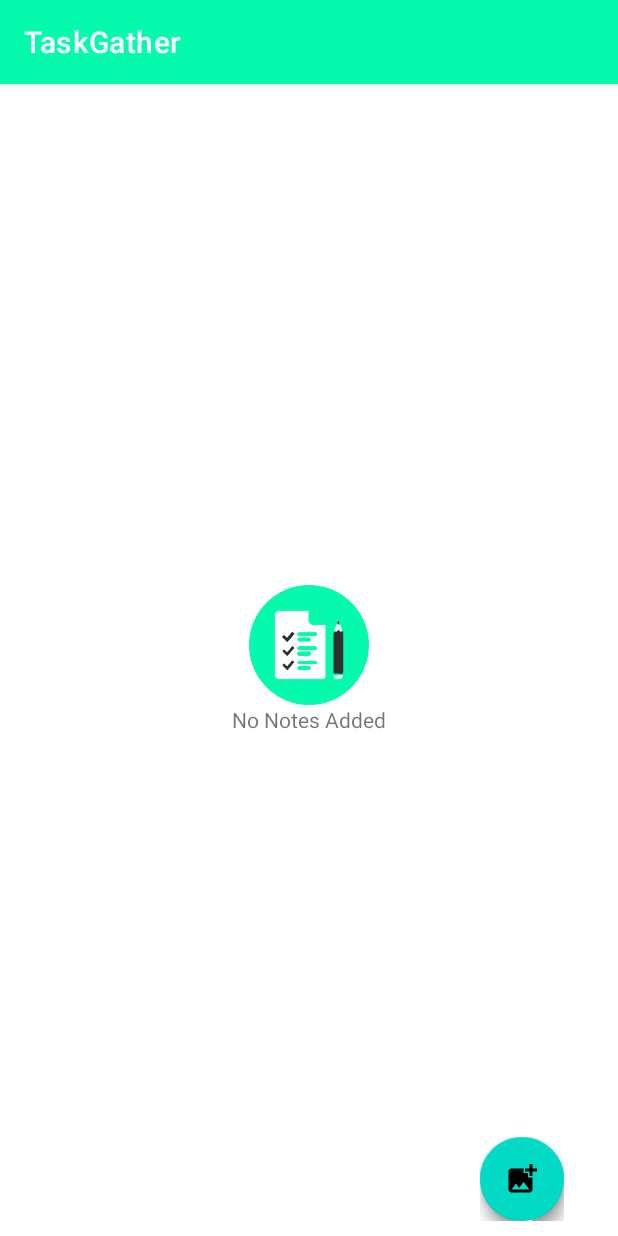
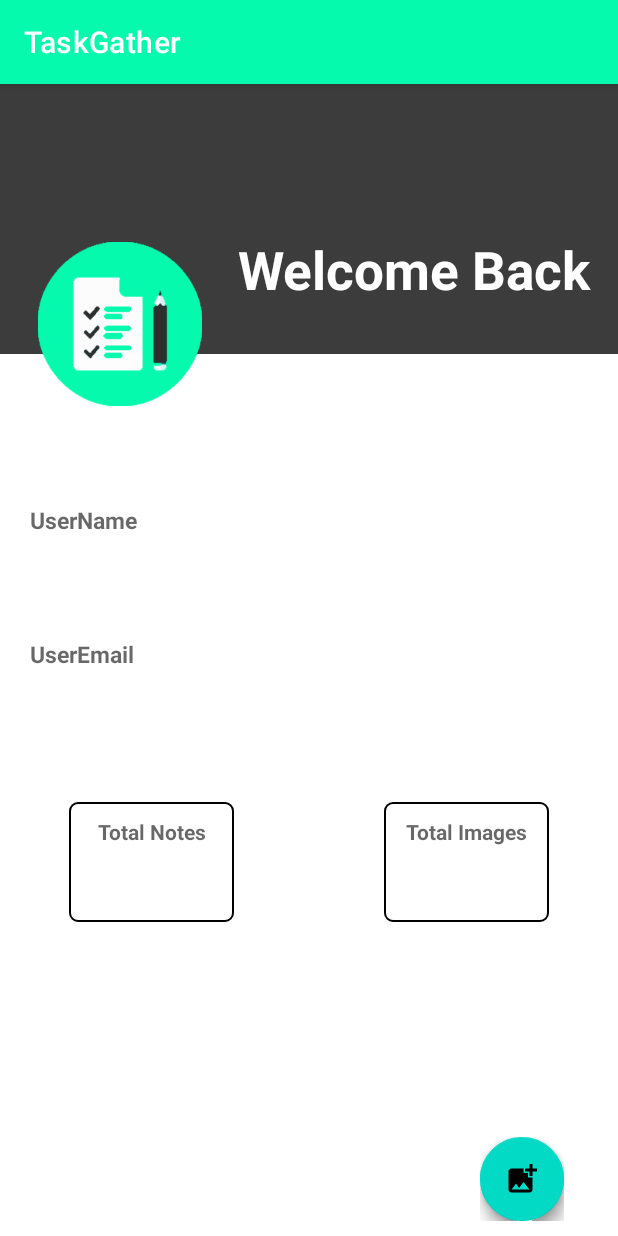
Before and after one commit to sanskrutidholu/TaskGather, an Android app: the MainActivity screen opened directly, with no data from a screen before it, on a phone screen of 412 x 824 dp. Run offline under Robolectric (Android 15) with nearby library versions, the phone set to English and light mode, and no system bars; our stand-ins replace Firebase (no records; nobody signed in at launch, a user with empty details on screens opened directly); plain views replace FloatingActionButton, FloatingActionMenu; 6 statements that could not run were skipped.

Commit message:
UI changed

```diff
--- a/app/src/main/java/com/example/taskgather/activities/MainActivity.kt
+++ b/app/src/main/java/com/example/taskgather/activities/MainActivity.kt
@@ -5,36 +5,71 @@ import androidx.appcompat.app.AppCompatActivity
 import android.os.Bundle
 import android.util.Log
 import com.example.taskgather.databinding.ActivityMainBinding
+import com.example.taskgather.models.UserModel
 import com.google.firebase.auth.FirebaseAuth
 import com.google.firebase.database.*
 
 class MainActivity : AppCompatActivity() {
 
     lateinit var binding : ActivityMainBinding
+    lateinit var auth: FirebaseAuth
+    lateinit var user : UserModel
 
     override fun onCreate(savedInstanceState: Bundle?) {
         super.onCreate(savedInstanceState)
         binding = ActivityMainBinding.inflate(layoutInflater)
         setContentView(binding.root)
 
-        if (FirebaseAuth.getInstance().uid == null){
+        auth = FirebaseAuth.getInstance()
+
+        checkUserLoginOrNot()
+
+        fetchUserDetails()
+
+        binding.noteLayout.setOnClickListener {
+            redirectToActivities(NoteActivity())
+        }
+
+        binding.imageLayout.setOnClickListener {
+            redirectToActivities(ImageActivity())
+        }
+
+        binding.menuAddNotes.setOnClickListener {
+            redirectToActivities(NoteActivity())
+            binding.fabMenu.close(true)
+        }
+
+        binding.menuAddImages.setOnClickListener {
+            redirectToActivities(ImageActivity())
+            binding.fabMenu.close(true)
+        }
+    }
+
+    private fun fetchUserDetails() {
+        val userRef : DatabaseReference = FirebaseDatabase.getInstance().getReference("Users").child(auth.currentUser!!.uid)
+        userRef.addValueEventListener(object : ValueEventListener {
+            override fun onDataChange(snapshot: DataSnapshot) {
+                user = snapshot.getValue(UserModel::class.java)!!
+                binding.tvName.text = user.userName
+                binding.tvEmail.text = user.userEmail
+                binding.tvImageCount.text = user.totalImages.toString()
+                binding.tvNoteCount.text = user.totalNotes.toString()
+            }
+
+            override fun onCancelled(error: DatabaseError) {
+                TODO("Not yet implemented")
+            }
+
+        })
+    }
+
+    private fun checkUserLoginOrNot() {
+        if (auth.uid == null){
             val intent = Intent(this, LoginActivity::class.java)
             intent.flags = Intent.FLAG_ACTIVITY_NEW_TASK or Intent.FLAG_ACTIVITY_CLEAR_TASK
             startActivity(intent)
         }else{
             checkUserExists()
-        }
-
-        binding.menuAddNotes.setOnClickListener {
-            val intent = Intent(this, NoteActivity::class.java)
-            startActivity(intent)
-            binding.fabMenu.close(true)
-        }
-
-        binding.menuAddImages.setOnClickListener {
-            val intent = Intent(this, ImageActivity::class.java)
-            startActivity(intent)
-            binding.fabMenu.close(true)
         }
     }
 
@@ -44,7 +79,7 @@ class MainActivity : AppCompatActivity() {
         userRef.addListenerForSingleValueEvent(object: ValueEventListener {
             override fun onDataChange(snapshot: DataSnapshot) {
                 if (snapshot.value == null){
-                    redirectToRegisterNewUser()
+                    redirectToActivities(LoginActivity())
                     Log.d("MainActivity", "User Not Exists")
                 }
             }
@@ -55,8 +90,8 @@ class MainActivity : AppCompatActivity() {
         })
     }
 
-    private fun redirectToRegisterNewUser() {
-        val intent = Intent(this, LoginActivity::class.java)
+    private fun redirectToActivities(activity: AppCompatActivity) {
+        val intent = Intent(this, activity::class.java)
         startActivity(intent)
     }
 }
--- a/app/src/main/java/com/example/taskgather/utils/FirebaseOperations.kt
+++ b/app/src/main/java/com/example/taskgather/utils/FirebaseOperations.kt
@@ -53,10 +53,4 @@ class FirebaseOperations {
                 AllTypesCount().removeImageCount(userId)
             }
     }
-
-
-
-
-
-
 }
--- a/app/src/main/res/layout/activity_image.xml
+++ b/app/src/main/res/layout/activity_image.xml
@@ -15,22 +15,22 @@
 
         <TextView
             android:id="@+id/textView"
-            android:text="YOUR IMAGES"
-            android:textSize="25sp"
-            android:gravity="center"
-            android:layout_marginTop="10dp"
             android:layout_width="match_parent"
             android:layout_height="wrap_content"
+            android:text="YOUR IMAGES"
+            android:layout_marginTop="10dp"
+            android:textSize="25sp"
             android:textStyle="bold"
-            android:textColor="@color/green"/>
+            android:textColor="@color/green"
+            android:gravity="center"/>
 
         <androidx.recyclerview.widget.RecyclerView
             android:id="@+id/image_recyclerView"
+            android:layout_width="match_parent"
+            android:layout_height="match_parent"
             android:padding="5dp"
             android:layout_below="@id/textView"
-            android:layout_marginTop="10dp"
-            android:layout_width="match_parent"
-            android:layout_height="match_parent"/>
+            android:layout_marginTop="10dp"/>
 
     </RelativeLayout>
 </androidx.coordinatorlayout.widget.CoordinatorLayout>
--- a/app/src/main/res/layout/activity_main.xml
+++ b/app/src/main/res/layout/activity_main.xml
@@ -1,31 +1,163 @@
 <?xml version="1.0" encoding="utf-8"?>
-<FrameLayout
+<RelativeLayout
     xmlns:android="http://schemas.android.com/apk/res/android"
+    xmlns:tools="http://schemas.android.com/tools"
     android:layout_width="match_parent"
     android:layout_height="match_parent"
     xmlns:fab="http://schemas.android.com/apk/res-auto"
-    xmlns:app="http://schemas.android.com/apk/res-auto"
-    android:id="@+id/fragment_container">
+    xmlns:app="http://schemas.android.com/apk/res-auto">
+
+    <RelativeLayout
+        android:id="@+id/layout"
+        android:layout_width="match_parent"
+        android:layout_height="wrap_content">
+
+        <ImageView
+            android:id="@+id/coverIv"
+            android:layout_width="match_parent"
+            android:layout_height="180dp"
+            android:background="#C3000000"
+            android:scaleType="fitXY"/>
+
+        <LinearLayout
+            android:id="@+id/linearLayout"
+            android:layout_width="match_parent"
+            android:layout_height="120dp"
+            android:layout_marginTop="100dp"
+            android:orientation="horizontal">
+
+            <ImageView
+                android:id="@+id/avatarIv"
+                android:layout_width="120dp"
+                android:layout_height="120dp"
+                android:layout_marginLeft="20sp"
+                android:padding="5dp"
+                android:src="@drawable/empty_view_bg2" />
+
+            <TextView
+                android:id="@+id/nameTv"
+                android:layout_width="match_parent"
+                android:layout_height="wrap_content"
+                android:text="Welcome Back"
+                android:textStyle="bold"
+                android:textSize="35sp"
+                android:gravity="center"
+                android:textColor="@color/white" />
+
+        </LinearLayout>
+
+    </RelativeLayout>
 
     <LinearLayout
-        android:id="@+id/layoutNoNote"
-        android:layout_width="wrap_content"
+        android:id="@+id/layout1"
+        android:layout_width="match_parent"
         android:layout_height="wrap_content"
         android:orientation="vertical"
-        android:layout_gravity="center">
-
-        <de.hdodenhof.circleimageview.CircleImageView
-            android:id="@+id/profile_image"
-            android:layout_width="80dp"
-            android:layout_height="80dp"
-            android:layout_gravity="center"
-            android:src="@drawable/empty_view_bg2"/>
+        android:layout_marginTop="40dp"
+        android:padding="20dp"
+        android:layout_below="@+id/layout">
 
         <TextView
+            android:layout_width="match_parent"
+            android:layout_height="wrap_content"
+            android:text="UserName"
+            android:textColor="#97000000"
+            android:textStyle="bold"
+            android:textSize="15dp"/>
+
+        <TextView
+            android:id="@+id/tv_name"
+            android:layout_width="match_parent"
+            android:layout_height="wrap_content"
+            android:layout_marginTop="5dp"
+            android:layout_marginStart="25dp"
+            android:textColor="@color/black"
+            android:textSize="20dp"/>
+
+        <TextView
+            android:layout_width="match_parent"
+            android:layout_height="wrap_content"
+            android:text="UserEmail"
+            android:layout_marginTop="35dp"
+            android:textColor="#97000000"
+            android:textStyle="bold"
+            android:textSize="15dp"/>
+
+        <TextView
+            android:id="@+id/tv_email"
+            android:layout_width="match_parent"
+            android:layout_height="wrap_content"
+            android:layout_marginTop="5dp"
+            android:layout_marginStart="25dp"
+            android:textColor="@color/black"
+            android:textSize="20dp"/>
+
+    </LinearLayout>
+
+    <LinearLayout
+        android:id="@+id/layout2"
+        android:layout_width="match_parent"
+        android:layout_height="wrap_content"
+        android:layout_below="@+id/layout1"
+        android:orientation="horizontal"
+        android:gravity="center"
+        android:layout_marginTop="30dp"
+        android:padding="5dp">
+
+        <LinearLayout
+            android:id="@+id/note_layout"
+            android:orientation="vertical"
             android:layout_width="wrap_content"
             android:layout_height="wrap_content"
-            android:layout_gravity="center"
-            android:text="No Notes Added" />
+            android:gravity="center"
+            android:padding="10dp"
+            android:background="@drawable/card_bg">
+
+            <TextView
+                android:textColor="#97000000"
+                android:layout_width="90dp"
+                android:layout_height="wrap_content"
+                android:gravity="center"
+                android:textStyle="bold"
+                android:text="Total Notes" />
+
+            <TextView
+                android:id="@+id/tv_noteCount"
+                android:layout_width="wrap_content"
+                android:layout_height="wrap_content"
+                android:textSize="30dp"
+                android:textStyle="bold"
+                android:gravity="center" />
+
+        </LinearLayout>
+
+        <LinearLayout
+            android:id="@+id/image_layout"
+            android:layout_width="wrap_content"
+            android:layout_height="wrap_content"
+            android:layout_marginStart="100dp"
+            android:orientation="vertical"
+            android:padding="10dp"
+            android:background="@drawable/card_bg"
+            android:gravity="center">
+
+            <TextView
+                android:layout_width="90dp"
+                android:layout_height="wrap_content"
+                android:textColor="#97000000"
+                android:textStyle="bold"
+                android:gravity="center"
+                android:text="Total Images" />
+
+            <TextView
+                android:id="@+id/tv_imageCount"
+                android:layout_width="wrap_content"
+                android:layout_height="wrap_content"
+                android:textStyle="bold"
+                android:textSize="30dp"
+                android:gravity="center" />
+
+        </LinearLayout>
 
     </LinearLayout>
 
@@ -33,11 +165,11 @@
         android:id="@+id/fab_menu"
         android:layout_width="wrap_content"
         android:layout_height="wrap_content"
-        android:layout_gravity="bottom"
+        android:layout_alignParentBottom="true"
         android:layout_marginLeft="320dp"
         android:layout_marginRight="15dp"
         fab:menu_backgroundColor="@android:color/transparent"
-        fab:menu_colorNormal="@color/black"
+        fab:menu_colorNormal="#C3000000"
         fab:menu_colorPressed="@color/black"
         android:layout_marginBottom="10dp"
         fab:menu_icon="@drawable/fab_add"
@@ -64,5 +196,4 @@
     </com.github.clans.fab.FloatingActionMenu>
 
 
-
-</FrameLayout>
+</RelativeLayout>
```
